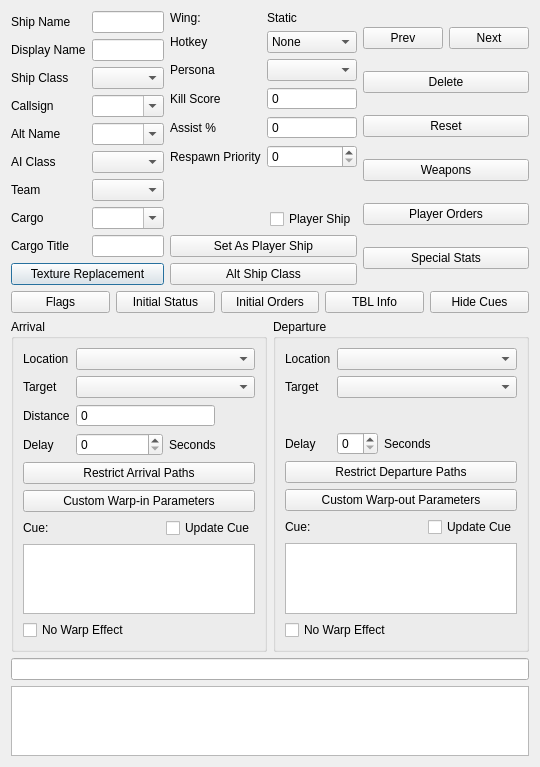
Before: the Qt Designer form qtfred/ui/ShipEditorDialog.ui in wookieejedi/fs2open.github.com, drawn with Qt 5.
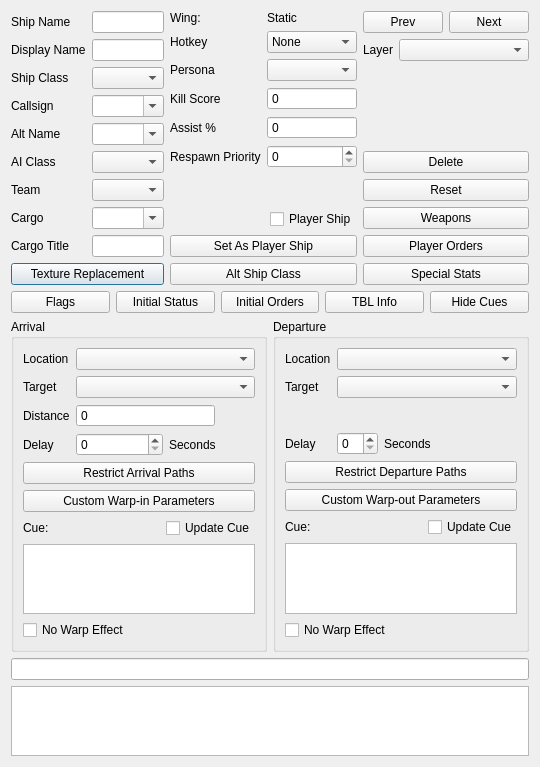
After: the same form once the commit is applied. Custom widgets are drawn as their Qt base class.

Commit message:
QtFred layer dropdowns in object dialogs (#7385)
* layer dropdowns in object dialogs

* fix rebase issue

* silence Claude

The edit to the form file:
```diff
--- a/qtfred/ui/ShipEditorDialog.ui
+++ b/qtfred/ui/ShipEditorDialog.ui
@@ -6,7 +6,7 @@
    <rect>
     <x>0</x>
     <y>0</y>
-    <width>468</width>
+    <width>502</width>
     <height>754</height>
    </rect>
   </property>
@@ -427,6 +427,33 @@
            </item>
           </layout>
          </item>
+         <item>
+          <layout class="QFormLayout" name="formLayout_5">
+           <item row="0" column="0">
+            <widget class="QLabel" name="layerLabel">
+             <property name="text">
+              <string>Layer</string>
+             </property>
+            </widget>
+           </item>
+           <item row="0" column="1">
+            <widget class="QComboBox" name="layerCombo"/>
+           </item>
+          </layout>
+         </item>
+         <item>
+          <spacer name="verticalSpacer">
+           <property name="orientation">
+            <enum>Qt::Vertical</enum>
+           </property>
+           <property name="sizeHint" stdset="0">
+            <size>
+             <width>20</width>
+             <height>40</height>
+            </size>
+           </property>
+          </spacer>
+         </item>
          <item>
           <widget class="QPushButton" name="deleteButton">
            <property name="text">
```
The commit also changes 20 other files.
